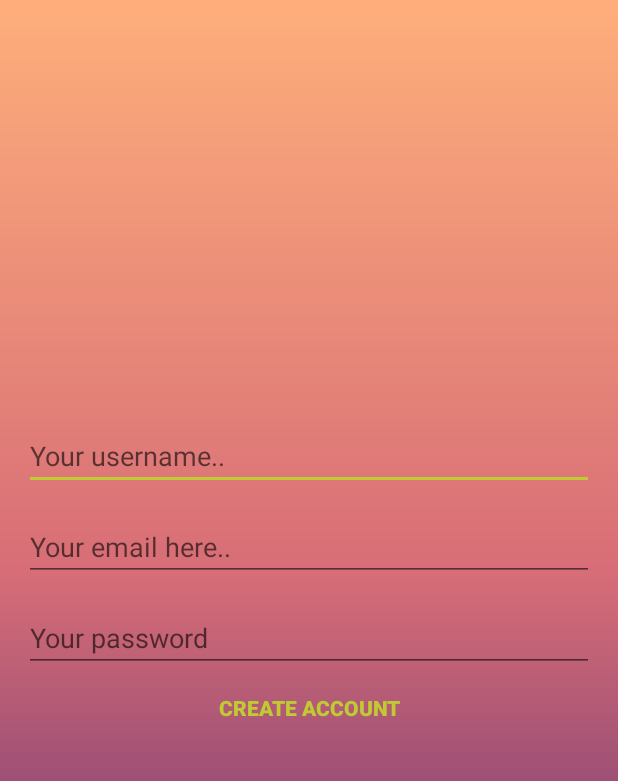
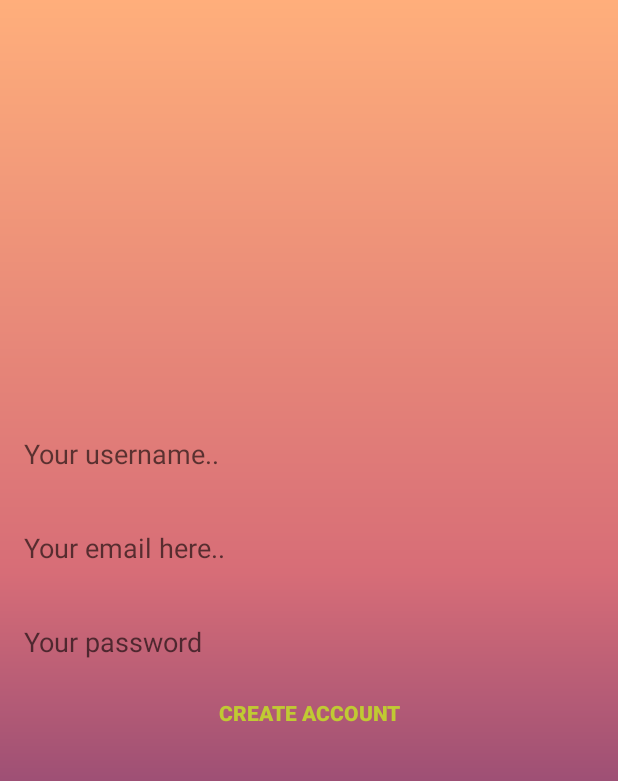
Before and after one commit to margleb/Android, an Android app: the CreateAccount screen opened directly, with no data from a screen before it, on a phone screen of 412 x 824 dp, the part 88-869 px from its top. Run offline under Robolectric (Android 15) with nearby library versions, the phone set to English and light mode, and no system bars; our stand-ins replace Firebase (no records; nobody signed in at launch, a user with empty details on screens opened directly).

Commit message:
User Interface Overhaul - Revamp - Final

```diff
--- /dev/null
+++ b/app/src/main/res/drawable/input_outline.xml
@@ -0,0 +1,7 @@
+<?xml version="1.0" encoding="utf-8"?>
+<shape xmlns:android="http://schemas.android.com/apk/res/android">
+    <stroke
+        android:color="@android:color/transparent"
+        android:width="1dp" />
+    <corners android:radius="6dp"/>
+</shape>
--- a/app/src/main/res/layout/activity_create_account.xml
+++ b/app/src/main/res/layout/activity_create_account.xml
@@ -24,27 +24,31 @@
         <EditText
             android:id="@+id/username_account"
             android:layout_marginTop="15dp"
+            android:background="@drawable/input_outline"
             android:inputType="textPersonName"
             android:hint="@string/your_username"
             android:maxLines="1"
             android:layout_width="match_parent"
-            android:layout_height="wrap_content" />
+            android:layout_height="47dp" />
         <AutoCompleteTextView
             android:id="@+id/email_account"
             android:layout_marginTop="15dp"
             android:hint="@string/email_hint"
             android:inputType="textEmailAddress"
             android:maxLines="1"
+
+            android:background="@drawable/input_outline"
             android:layout_width="match_parent"
-            android:layout_height="wrap_content" />
+            android:layout_height="47dp" />
         <EditText
             android:id="@+id/password_account"
             android:layout_marginTop="15dp"
             android:inputType="textPassword"
             android:hint="@string/password_hint"
             android:maxLines="1"
+            android:background="@drawable/input_outline"
             android:layout_width="match_parent"
-            android:layout_height="wrap_content" />
+            android:layout_height="47dp" />
         <Button
             android:id="@+id/create_acc_button_login"
             android:text="@string/create_account"
--- a/app/src/main/res/layout/activity_login__account.xml
+++ b/app/src/main/res/layout/activity_login__account.xml
@@ -27,7 +27,8 @@
             android:inputType="textEmailAddress"
             android:maxLines="1"
             android:layout_width="match_parent"
-            android:layout_height="wrap_content" />
+            android:background="@drawable/input_outline"
+            android:layout_height="47dp" />
         <EditText
             android:id="@+id/password"
             android:layout_marginTop="15dp"
@@ -35,7 +36,8 @@
             android:hint="@string/password_hint"
             android:maxLines="1"
             android:layout_width="match_parent"
-            android:layout_height="wrap_content" />
+            android:background="@drawable/input_outline"
+            android:layout_height="47dp" />
         <Button
             android:id="@+id/email_sign_in_button"
             android:text="@string/login_text"
--- a/app/src/main/res/layout/journal_row.xml
+++ b/app/src/main/res/layout/journal_row.xml
@@ -9,6 +9,8 @@
         android:orientation="horizontal"
         android:layout_width="match_parent"
         android:layout_height="wrap_content"
+        android:background="@color/centerGColor"
+        android:alpha="0.6"
         android:elevation="10dp"
         android:gravity="end">
         <TextView
@@ -33,6 +35,7 @@
         android:layout_width="wrap_content"
         android:orientation="vertical"
         android:layout_height="wrap_content">
+
         <ImageView
             android:id="@+id/journal_image_view"
             android:layout_width="match_parent"
@@ -41,6 +44,7 @@
             android:cropToPadding="true"
             android:scaleType="fitXY"
             android:src="@drawable/image_three" />
+
         <TextView
             android:id="@+id/journal_timestamp_list"
             android:layout_width="match_parent"
```
Also changed, not shown: app/src/main/res/layout/activity_post_jurnal.xml (+7 -2 lines).
